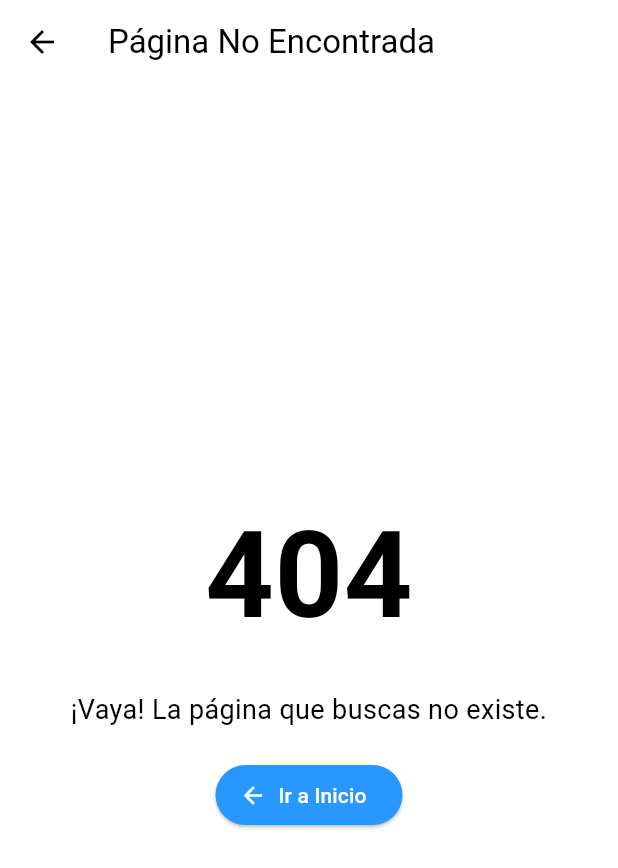
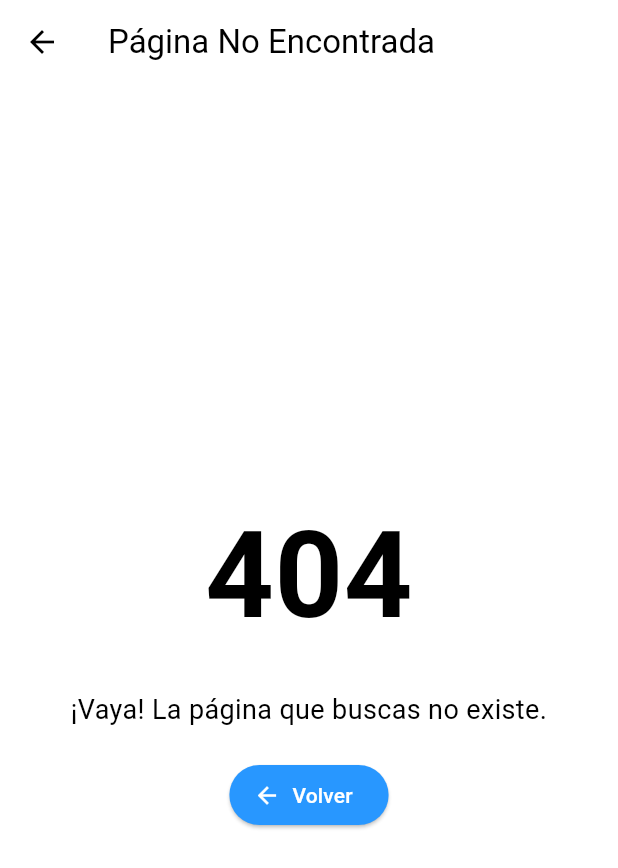
Before and after one commit to JhandryChimbo/PreasureCare, a Flutter app: the Page404 screen opened directly, on a phone screen of 412 x 824 dp. Shown: the top 868 px of the screen. Run offline on Flutter 3.47's test engine with Material 3 defaults, Android fonts, the phone set to English and light mode, and no system bars; our stand-ins replace flutter_secure_storage, validators; accounts and stored records are empty.

Commit message:
Actualizar etiqueta del botón en la página 404

```diff
--- a/frontend/lib/views/exception/page404.dart
+++ b/frontend/lib/views/exception/page404.dart
@@ -40,7 +40,7 @@ class _Page404State extends State<Page404> {
                 backgroundColor: const Color(0xFF2897FF),
               ),
               icon: const Icon(Icons.arrow_back),
-              label: const Text('Ir a Inicio'),
+              label: const Text('Volver'),
               ),
             ],
           ),
```
